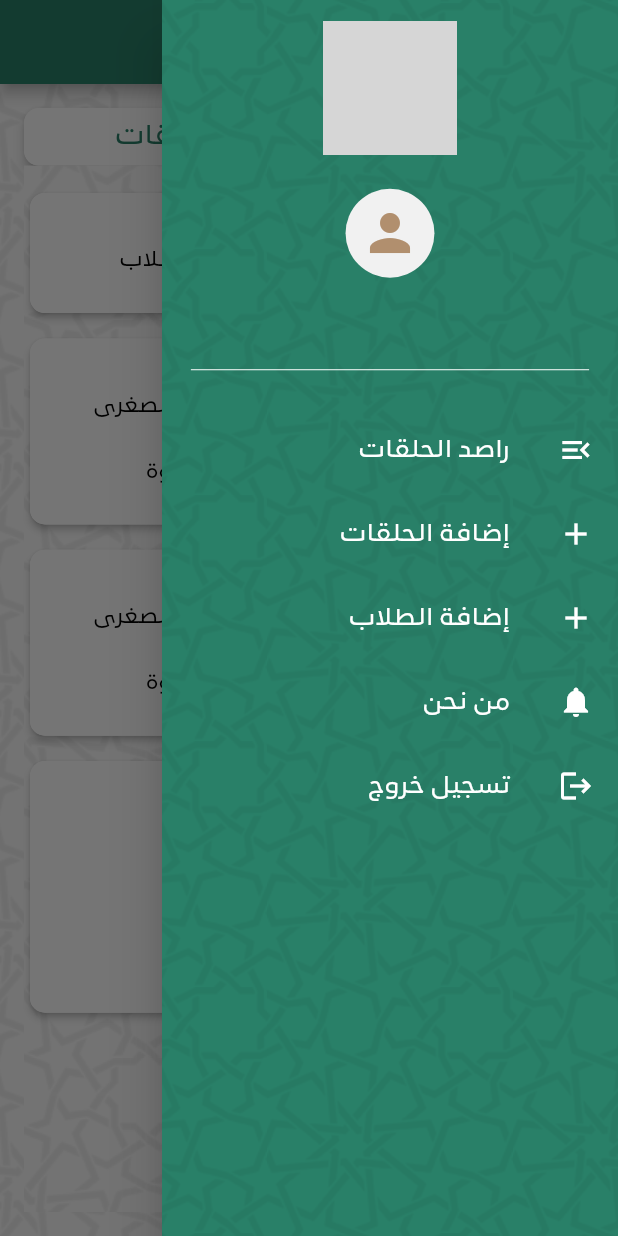
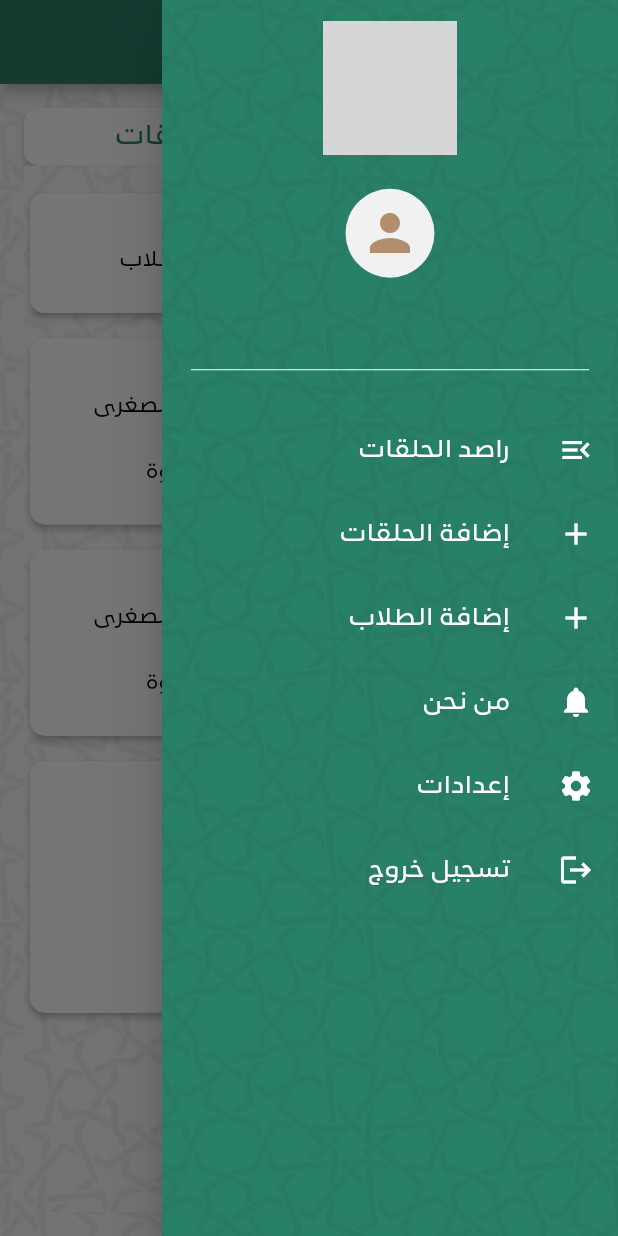
Before and after one commit to nomowsoft/monitor-episodes-app, a Flutter app: the Home screen opened directly, with the side drawer open, on a phone screen of 412 x 824 dp. Run offline on Flutter 3.47's test engine with Material 2 defaults, Android fonts, the light colour scheme and no system bars; our stand-ins replace flutter_svg, get, shared_preferences, sqflite; accounts and stored records are empty; project files that could hold a hidden picture were left out; grey boxes are pictures that could not be loaded.

Commit message:
add english translate

```diff
--- a/lib/model/localization/ar.dart
+++ b/lib/model/localization/ar.dart
@@ -214,4 +214,7 @@ Map<String, String> translateArabic = {
   "sync": "مزامنة",
   "the_student_cannot_be_deleted_because_it_is_linked_to_a_memorization_plan":
       "لايمكن حذف الطالب لانه مربوط بخطة حفظ أو مراجعة",
+      "settings":'إعدادات',
+      "language":'اللغة',
+      "delete_account": "حذف الحساب",
 };
--- a/lib/model/localization/en.dart
+++ b/lib/model/localization/en.dart
@@ -1,3 +1,225 @@
 Map<String, String> translateEnglish = {
   "title": "Halaqat Monitor",
+  "logout": "Logout",
+  "please_wait": "Please wait",
+  "sign_in": "Sign In",
+  "email": "E-mail",
+  "email_error": "wrong email",
+  "enter_email": "Enter E-mail",
+  "password": "Password",
+  "enter_password": "Enter password",
+  "welcome_back": "welcome back",
+  "forgot_password": "Forgot password?",
+  "use_password": "Use password",
+  "error_connect_to_netwotk": "No internet connection",
+  "error_connect_to_server": "Problem connecting to the server",
+  "url_connect_be_found": "This page not found",
+  "name": "Name",
+  "enter_name": "Enter the name",
+  "phone": "Mobile number",
+  "enter_phone": "Enter mobile number",
+  "construction": "Create",
+  "sign_up": "Sign Up",
+  "add": "Add",
+  "save_changed": "Save changed",
+  "identification_number_location": "Identification number / Location",
+  "enter_identification_number_location":
+      "Enter identification number / Location",
+  "episode_list": "Episode list",
+  "maknoon": "Maknoon",
+  "synchronization": "Data Synchronization",
+  "suggestions_and_complaints": "Suggestions and Complaints",
+  "about_as": "About us",
+  "draft": "attende",
+  "done": "Done",
+  "follow_up": "Follow-up",
+  "listen": "Hifz",
+  "reviewsmall": "Review small",
+  "reviewbig": "Review big",
+  "tlawa": "Recitation",
+  "quran": "Quran",
+  "from_sura": "From surah",
+  "from_aya": "From ayah",
+  "to_sura": "To surah",
+  "to_aya": "To ayah",
+  "course": "Course",
+  "Notes": "Notes",
+  "save_errors": "Save errors",
+  "preservation_quality": "Preservation quality",
+  "intonation_errors": "Intonation errors",
+  "date_planned": "due date",
+  "actual_date": "delivery date",
+  "difference_date": "The difference",
+  "day": "Day",
+  "enter_number": "Enter the number",
+  "save": "Save",
+  "can_not_yong_surh":
+      "It is not possible to choose a surah with a lower order",
+  "can_not_up_surh": "It is not possible to select a surah of a higher order",
+  "can_not_bottom_aya":
+      "It is not possible to choose a ayah with a lower order",
+  "can_not_up_aya": "It is not possible to select a ayah of a higher order",
+  "warring": "Warring",
+  "ok_add_listen_line": "Data saved successfully",
+  "error_add_listen_line": "There was a problem adding a course",
+  "behaviour": "Behaviour",
+  "behaviour_student": "Add Student Behavior",
+  "note_behaviour_student": "Previous Behavior Notes",
+  "select_behaviour": "Select behaviour",
+  "do_you_want_to_send_the_behavior": "Do you want to send the behavior",
+  "inform_the_parent_of_the_behavior": "Inform the guardian of the behavior.",
+  "send_the_behavior_to_the_episode_moderator":
+      "Send the behavior to the episode moderator",
+  "yes": "Yes",
+  "no": "No",
+  "confirm": "Confirm",
+  "ok_add_behavior": "Behavior added successfully",
+  "error_add_behavior": "There is a problem to add behavior",
+  "there_is_no_notes": "There is no notes",
+  "there_is_no_notifications": "No notifications found",
+  "notification_details": "Notification details",
+  "notification_date": "Notification date",
+  "ok": "Ok",
+  "subject_of_complaint": "Subject of complaint",
+  "complaint_details": "Complaint details",
+  "enter_subject": "Enter the subject of the complaint",
+  "enter_details": "Enter the details of the complaint",
+  "studentـnomination": "Student nomination",
+  "select_period": "Select period",
+  "select_center": "Select center",
+  "there_is_no_calendarCenter": "There are no exam schedules",
+  "center_test": "Test center",
+  "type": "Type",
+  "path": "Path",
+  "branch": "Branch",
+  "error_get_branches": "There was a problem loading branches",
+  "registration": "Registration",
+  "unregister": "Unregister",
+  "ok_registration": "successfully registered",
+  "ok_unregister": "Registration cancelled successfully",
+  "error_registration": "There is a problem registering",
+  "error_unregister": "There was a problem canceling the registration",
+  "do_you_want_to_logout": "Do you want to log out?",
+  "present": "attende",
+  "absent": "Absent",
+  "excuse_absent": "excused absent",
+  "lag": "Not reading",
+  "permission": "Permission",
+  "error_set_attendance": "something is wrong",
+  "date": "Date",
+  "there_is_no": "nothing",
+  "reset_password": "Reset password",
+  "complete_the_selection_of_the_course_first_to_display_it_in_the_quran":
+      "Complete the selection of the course first to display it in the quran",
+  "your_new_password_ok":
+      "Your new password has been sent to you in a text message!",
+  "agree": "Agree",
+  "late": "Late",
+  "excellent": "Excellent",
+  "very_good": "Very good",
+  "good": "Good",
+  "accepted": "Acceptable",
+  "weak": "Weak",
+  "general_behavior": "General behavior of the student",
+  "activate_offline_work_and_data_synchronization":
+      "Enable Offline Work\nand Data Sync",
+  "activate": "Activate",
+  "initializing_loading_data": "Initializing and loading data",
+  "episodes_and_students": "Episodes and students",
+  "student_courses": "Student courses",
+  "educational_plan": "reports",
+  "all_data_will_be_updated_and_all_unreleased_operations_will_be_cancelled":
+      "All data will be updated and all un-uploaded operations will be cancelled.",
+  "student_preparation": "Student preparation",
+  "uploadable_data_to_the_server": "Uploadable data to the server",
+  "prepare_students": "Prepare students",
+  "item": "Item",
+  "general_behavior_students": "General behavior of students",
+  "behaviors_students": "Behaviors students",
+  "upload_data": "Upload data",
+  "there_are_no_changes_to_upload_to_the_server":
+      "There are no changes to upload to the server.",
+  "do_you_want_to_deactivate_the_offline_work_and_cancel_all_unreleased_operations":
+      "Do you want to deactivate offline work and cancel all unmounted operations?",
+  "upload_data_to_the_server": "Upload changes",
+  "changes_uploaded_successfully": "Changes uploaded successfully",
+  "failed_to_upload_changes": "Failed_to_upload_changes",
+  "there_are_no_episodes_please_add_one_episode":
+      "There are no episodes please add one episode",
+  "address": "Address",
+  "enter_address": "Enter address",
+  "register": "Register",
+  "male": "Male",
+  "female": "Female",
+  "gender": "Gender",
+  "welcome_with_monitor_episodes": "Welcome with monitor episodes",
+  "monitor_episodes": "Monitor episodes",
+  "statistics": "Statistics",
+  "episodes": "Episodes",
+  "add_episode": "Add episode",
+  "episode_type": "Episode type",
+  "episode_works": "Episode works",
+  "ok_add": "Data saved successfully",
+  "there_is_no_students": "There are no students in the episode",
+  "add_student": "Add student",
+  "age": "Age",
+  "enter_age": "Enter Age",
+  "country": "Country",
+  "courses_student": "Courses student",
+  "select_one_courses_student": "Choose at least one course",
+  "number_episodes": "Number of episodes",
+  "number_students": "number of students",
+  "operations": "Operations",
+  "students": "Students",
+  "most_late_students": "The most late students",
+  "most_absent_students": "most absent students",
+  "most_attended_students": "Most attended students",
+  "days": "Days",
+  "episode": "Episode",
+  "sum_of_the_faces": "Sum of faces in",
+  "edit": "Edit",
+  "delete": "Delete",
+  "ok_edit": "Data modified successfully",
+  "ok_delete": "deleted successfully",
+  "edit_episode": "Edit episode",
+  "do_you_want_delete": "Do you want delete",
+  "edit_student": "Edit student",
+  "there_is_no_episodes": "There are no episodes added",
+  "do_you_want_to_logout_and_delete_all_data":
+      "Do you want to log out and delete all data?",
+  "there_are_no": "Nothing",
+  "search_here": "Search here",
+  "enter_episode": "Enter episode",
+  "create_new_account": "Create new account",
+  "welcom": " Welcom",
+  "username": "User name",
+  "enter_username": "Enter user name",
+  "login": "Login",
+  "learn": "Learn episode",
+  "learn_review": "Learn and review episode",
+  "correction": "Recitation correction episode",
+  "master": "mastery episode",
+  "community": "Community episode",
+  "excellence": "Excellence episode",
+  "review": "Review episode",
+  "hifz": "Hifz",
+  "mourajaa_s": "Review small",
+  "mourajaa_g": "Review big",
+  "tilawa": "recitation",
+  "the_episode_cannot_be_deleted_because_there_are_students_in_it":
+      "The episode cannot be deleted because there are students in it",
+  "the_data_has_been_updated_successfully": "Data updated successfully",
+  "new_update_is_available": "New data update available.",
+  "student_episode_data_is_being_updated":
+      "Students' data has been updated in the system.\n Please press (sync) to reflect the updates in the application.",
+  "student_attendances_episode_data_is_being_updated":
+      "The student's data has been updated in the system.\n Please press (sync) to reflect the updates in the application.",
+  "episode_data_is_being_updated":
+      "The episode data has been updated in the system.\nPlease press (sync) to reflect the updates in the application.",
+  "sync": "Sync",
+  "the_student_cannot_be_deleted_because_it_is_linked_to_a_memorization_plan":
+      "The student cannot be deleted because he is linked to a memorization or revision plan",
+  "settings": 'Settings',
+  "language": 'Language',
+  "delete_account": "Delete account",
 };
--- a/lib/model/localization/translation.dart
+++ b/lib/model/localization/translation.dart
@@ -1,37 +1,34 @@
-
 import 'package:flutter/cupertino.dart';
 import 'package:get/get.dart';
 import 'package:monitor_episodes/model/localization/ar.dart';
 import 'package:monitor_episodes/model/localization/en.dart';
 import 'package:shared_preferences/shared_preferences.dart';
 
-class Translation  extends Translations {
-
+class Translation extends Translations {
   @override
   // ignore: todo
   // TODO: implement keys
-  Map<String, Map<String, String>> get keys =>
-  {
+  Map<String, Map<String, String>> get keys => {
         'en': translateEnglish,
         'ar': translateArabic,
       };
 
   // Default locale
-  static Locale locale =const Locale('ar');
+  static Locale locale = const Locale('ar');
 
   // fallbackLocale saves the day when the locale gets in trouble
   static Locale fallbackLocale = const Locale('ar');
 
   Future<bool> fetchLocale() async {
-   try{
+    try {
       var prefs = await SharedPreferences.getInstance();
       if (prefs.getString('language_code') == null) {
-      locale =  const Locale('ar');
+        locale = const Locale('ar');
         return true;
       }
       locale = Locale(prefs.getString('language_code')!);
       return true;
-  }catch(e){
+    } catch (e) {
       return false;
     }
   }
@@ -44,12 +41,12 @@ class Translation  extends Translations {
     if (type == const Locale("ar")) {
       locale = const Locale("ar");
       await prefs.setString('language_code', 'ar');
+     await Get.updateLocale(locale);
     } else {
       locale = const Locale("en");
       await prefs.setString('language_code', 'en');
+     await Get.updateLocale(locale);
+
     }
   }
-
-
-
 }
--- a/lib/ui/views/home/home.dart
+++ b/lib/ui/views/home/home.dart
@@ -8,6 +8,7 @@ import 'package:monitor_episodes/ui/shared/utils/custom_dailogs.dart';
 import 'package:monitor_episodes/ui/views/home/widgets/monitor_episode/monitor_episodes.dart';
 import 'package:monitor_episodes/ui/views/home/widgets/monitor_episode/widgets/add_episode.dart';
 import 'package:monitor_episodes/ui/views/home/widgets/monitor_episode/widgets/episode_details/widgets/add_student.dart';
+import 'package:monitor_episodes/ui/views/home/widgets/setting/settings.dart';
 import 'package:shared_preferences/shared_preferences.dart';
 
 import '../../../model/core/shared/response_content.dart';
@@ -37,7 +38,9 @@ class _HomeState extends State<Home> {
             title: Text(
               homeController.currentPageIndex == 2
                   ? 'about_as'.tr
-                  : 'monitor_episodes'.tr,
+                  : homeController.currentPageIndex == 3
+                      ? 'settings'.tr
+                      : 'monitor_episodes'.tr,
               style: TextStyle(
                   color: Colors.white,
                   fontSize: 20.sp,
@@ -214,6 +217,25 @@ class _HomeState extends State<Home> {
                                 Get.back();
                               },
                             ),
+                            //settings
+                            ListTile(
+                              leading: const Icon(
+                                Icons.settings,
+                                color: Colors.white,
+                              ),
+                              title: Text(
+                                'settings'.tr,
+                                style: TextStyle(
+                                    color: Colors.white,
+                                    fontSize: 16.sp,
+                                    fontWeight: FontWeight.w500),
+                                textScaleFactor: SizeConfig.textScaleFactor,
+                              ),
+                              onTap: () async {
+                                homeController.currentPageIndex = 3;
+                                Get.back();
+                              },
+                            ),
                             //logout
                             ListTile(
                               leading: const Icon(
@@ -270,7 +292,9 @@ class _HomeState extends State<Home> {
               Positioned.fill(
                   child: homeController.currentPageIndex == 1
                       ? const MonitorEpisodes()
-                      : const AboutUs()),
+                      : homeController.currentPageIndex == 2
+                          ? const AboutUs()
+                          : const Settings()),
             ]);
           }))),
     );
```
Lines whose indentation alone changed are shown as unchanged.
